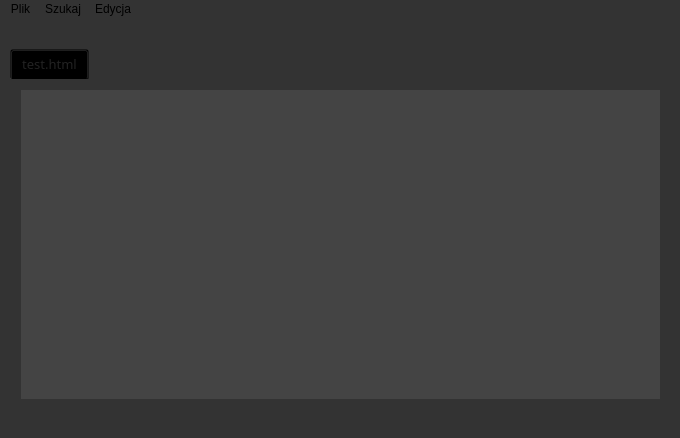
pierzchalatomasz/TextEdit, file textedit.ui: the form before one commit.
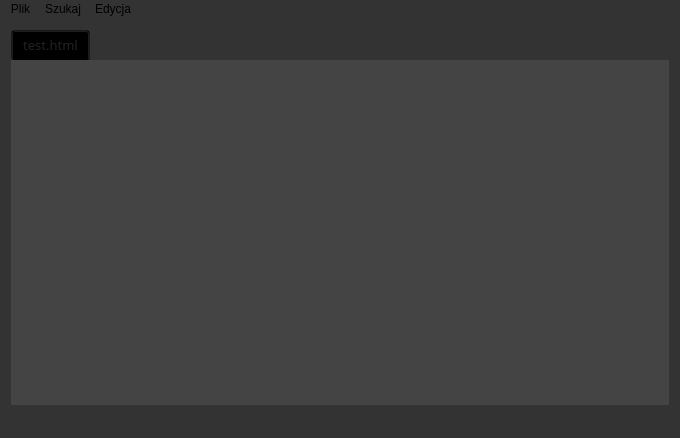
The form after the commit.

Commit message: textEdit zajmuje całe okno

What changed in the file:
```diff
--- a/textedit.ui
+++ b/textedit.ui
@@ -22,15 +22,9 @@
 margin: 30px;
 background: transparent;</string>
    </property>
+   <layout class="QGridLayout" name="gridLayout_2">
+    <item row="0" column="0">
    <widget class="QTabWidget" name="tabWidget">
-    <property name="geometry">
-     <rect>
-      <x>10</x>
-      <y>30</y>
-      <width>661</width>
-      <height>361</height>
-     </rect>
-    </property>
     <property name="font">
      <font>
       <family>Segoe UI Light</family>
@@ -64,6 +58,18 @@
       <string>test.html</string>
      </attribute>
      <layout class="QGridLayout" name="gridLayout">
+        <property name="leftMargin">
+         <number>0</number>
+        </property>
+        <property name="topMargin">
+         <number>0</number>
+        </property>
+        <property name="rightMargin">
+         <number>0</number>
+        </property>
+        <property name="bottomMargin">
+         <number>0</number>
+        </property>
       <item row="0" column="0">
        <widget class="QTextEdit" name="textEdit">
         <property name="font">
@@ -88,8 +94,8 @@
      </layout>
     </widget>
    </widget>
-   <zorder>tabWidget</zorder>
-   <zorder>textEdit</zorder>
+    </item>
+   </layout>
   </widget>
   <widget class="QMenuBar" name="menuBar">
    <property name="enabled">
```
Lines whose indentation alone changed are shown as unchanged.
